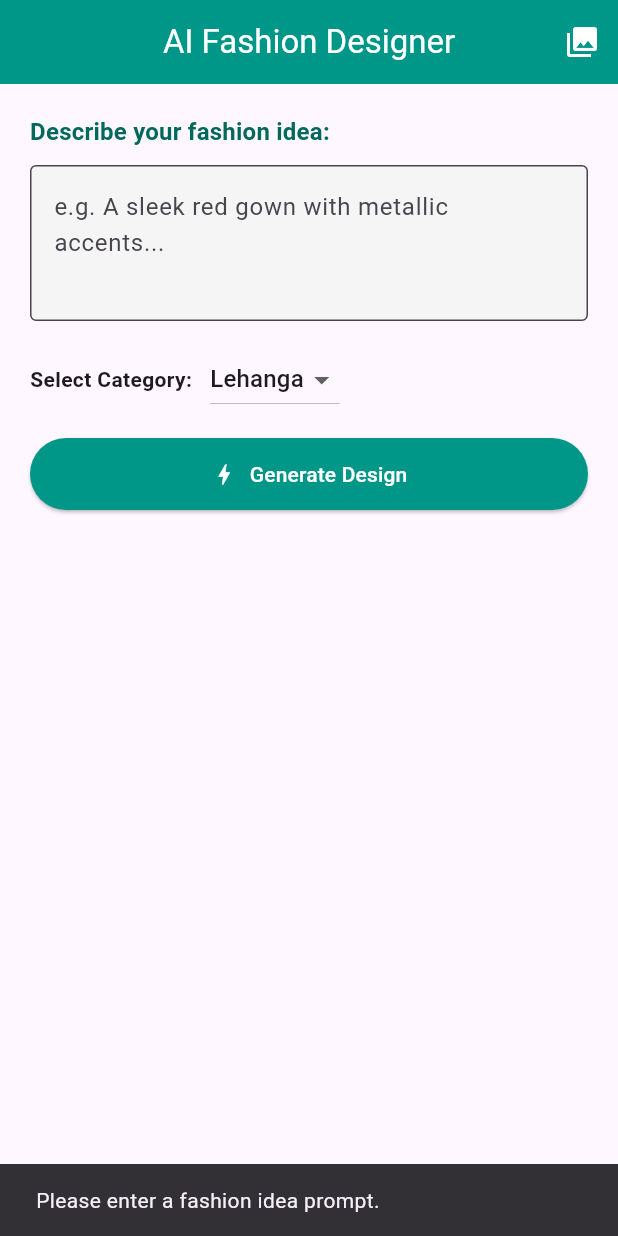
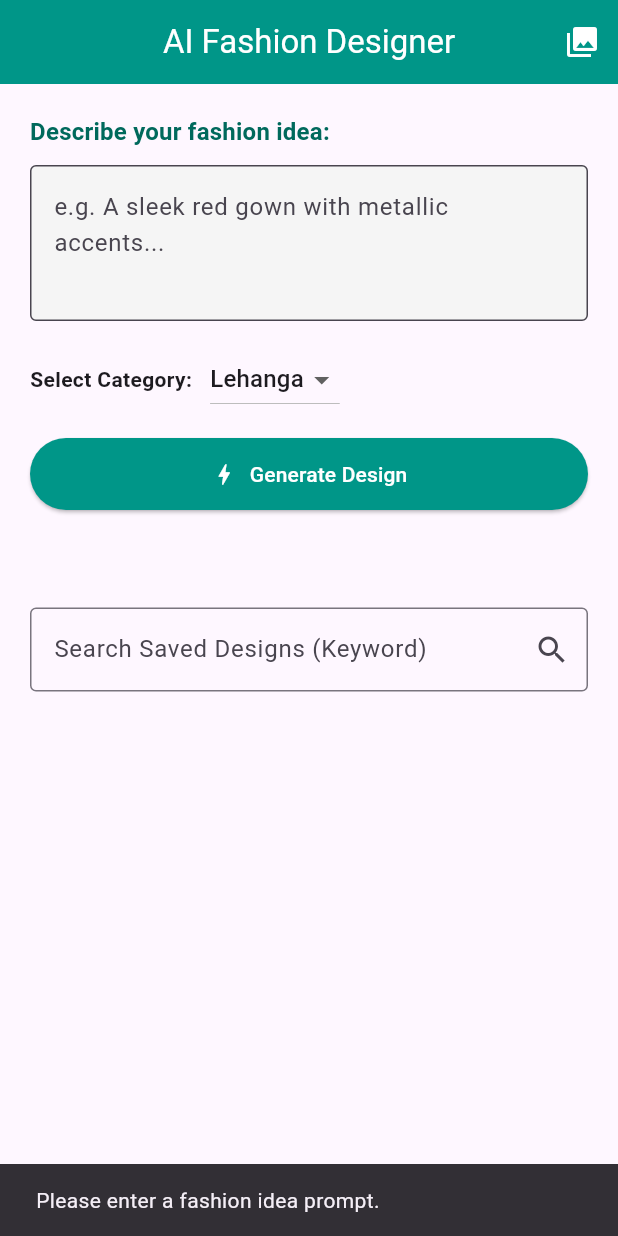
Before and after one commit to arshiyakhan-a11y/irproject, a Flutter app: the FashionDesignerScreen screen opened directly, after a tap on "Generate Design", on a phone screen of 412 x 824 dp. Run offline on Flutter 3.47's test engine with Material 3 defaults, Android fonts, the light colour scheme and no system bars; our stand-ins replace dash_chat_2, firebase_auth, firebase_core, intro_slider, share_plus, shared_preferences and 1 more; missing offline and left inert: chat_gpt_sdk, flutter_inappwebview; accounts and stored records are empty.

Commit message:
Update aifashiongenerator.dart

```diff
--- a/lib/aifashiongenerator.dart
+++ b/lib/aifashiongenerator.dart
@@ -20,10 +20,12 @@ class FashionDesignerScreen extends StatefulWidget {
 
 class _FashionDesignerScreenState extends State<FashionDesignerScreen> {
   final TextEditingController _promptController = TextEditingController();
+  final TextEditingController _searchController = TextEditingController();
   String? _generatedImageUrl;
   bool _loading = false;
+  List<Map<String, String>> _searchResults = [];
 
-  final String openAIKey = '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'; // Replace with your OpenAI key
+  final String openAIKey = '<YOUR_OPENAI_KEY>';
 
   final List<String> _categories = [
     'Lehanga',
@@ -34,6 +36,7 @@ class _FashionDesignerScreenState extends State<FashionDesignerScreen> {
   ];
   String _selectedCategory = 'Lehanga';
 
+  // ---------------- Generate AI Fashion Design ----------------
   Future<void> generateImage(String prompt) async {
     setState(() {
       _loading = true;
@@ -57,9 +60,8 @@ class _FashionDesignerScreenState extends State<FashionDesignerScreen> {
 
       if (response.statusCode == 200) {
         final data = jsonDecode(response.body);
-        final imageUrl = data['data'][0]['url'];
         setState(() {
-          _generatedImageUrl = imageUrl;
+          _generatedImageUrl = data['data'][0]['url'];
         });
       } else {
         throw Exception('Failed to generate image: ${response.body}');
@@ -84,9 +86,11 @@ class _FashionDesignerScreenState extends State<FashionDesignerScreen> {
     }
 
     final effectiveCategory =
-    _selectedCategory.toLowerCase() == 'informal' ? 'informal' : _selectedCategory.toLowerCase();
+        _selectedCategory.toLowerCase() == 'informal'
+            ? 'informal'
+            : _selectedCategory.toLowerCase();
     final prompt =
-        'Fashion outfit in $effectiveCategory style. $userPrompt. Focus only on fashion design and clothing. Exclude backgrounds like houses, flowers, or nature.';
+        'Fashion outfit in $effectiveCategory style. $userPrompt. Focus only on fashion design and clothing.';
 
     generateImage(prompt);
   }
@@ -97,6 +101,7 @@ class _FashionDesignerScreenState extends State<FashionDesignerScreen> {
     }
   }
 
+  // ---------------- Save Design (Data Mining: track saved items) ----------------
   Future<void> _onSavePressed() async {
     if (_generatedImageUrl == null) return;
 
@@ -106,6 +111,7 @@ class _FashionDesignerScreenState extends State<FashionDesignerScreen> {
     final newEntry = jsonEncode({
       'url': _generatedImageUrl,
       'category': _selectedCategory,
+      'prompt': _promptController.text.trim(),
     });
 
     if (!savedData.contains(newEntry)) {
@@ -124,6 +130,32 @@ class _FashionDesignerScreenState extends State<FashionDesignerScreen> {
       context,
       MaterialPageRoute(builder: (context) => const AIGalleryScreen()),
     );
+  }
+
+  // ---------------- IR Search in saved designs ----------------
+  Future<void> _searchDesigns(String query) async {
+    final prefs = await SharedPreferences.getInstance();
+    final savedData = prefs.getStringList('saved_images') ?? [];
+
+    List<Map<String, String>> results = [];
+
+    for (var entry in savedData) {
+      try {
+        final data = jsonDecode(entry);
+        final prompt = (data['prompt'] ?? '').toLowerCase();
+        if (prompt.contains(query.toLowerCase())) {
+          results.add({
+            'url': data['url'],
+            'category': data['category'] ?? 'Informal',
+            'prompt': data['prompt'] ?? ''
+          });
+        }
+      } catch (_) {}
+    }
+
+    setState(() {
+      _searchResults = results;
+    });
   }
 
   @override
@@ -151,6 +183,7 @@ class _FashionDesignerScreenState extends State<FashionDesignerScreen> {
         child: Column(
           crossAxisAlignment: CrossAxisAlignment.start,
           children: [
+            // ---------------- Prompt Input ----------------
             Text(
               'Describe your fashion idea:',
               style: Theme.of(context)
@@ -170,6 +203,8 @@ class _FashionDesignerScreenState extends State<FashionDesignerScreen> {
               ),
             ),
             const SizedBox(height: 15),
+
+            // ---------------- Category Selection ----------------
             Row(
               children: [
                 const Text(
@@ -196,6 +231,8 @@ class _FashionDesignerScreenState extends State<FashionDesignerScreen> {
               ],
             ),
             const SizedBox(height: 15),
+
+            // ---------------- Generate Button ----------------
             SizedBox(
               width: double.infinity,
               child: ElevatedButton.icon(
@@ -211,12 +248,16 @@ class _FashionDesignerScreenState extends State<FashionDesignerScreen> {
                 ),
               ),
             ),
-            const SizedBox(height: 25),
+
+            const SizedBox(height: 20),
+
+            // ---------------- Generated Image ----------------
             if (_generatedImageUrl != null)
               ClipRRect(
                 borderRadius: BorderRadius.circular(12),
                 child: Image.network(_generatedImageUrl!),
               ),
+
             if (_loading)
               const Center(
                 child: Padding(
@@ -224,7 +265,10 @@ class _FashionDesignerScreenState extends State<FashionDesignerScreen> {
                   child: CircularProgressIndicator(color: Colors.teal),
                 ),
               ),
+
             const SizedBox(height: 20),
+
+            // ---------------- Save / Share ----------------
             if (_generatedImageUrl != null)
               Row(
                 mainAxisAlignment: MainAxisAlignment.spaceEvenly,
@@ -247,6 +291,41 @@ class _FashionDesignerScreenState extends State<FashionDesignerScreen> {
                   ),
                 ],
               ),
+
+            const SizedBox(height: 25),
+
+            // ---------------- IR Search ----------------
+            TextField(
+              controller: _searchController,
+              decoration: InputDecoration(
+                labelText: 'Search Saved Designs (Keyword)',
+                suffixIcon: IconButton(
+                  icon: const Icon(Icons.search),
+                  onPressed: () {
+                    _searchDesigns(_searchController.text.trim());
+                  },
+                ),
+                border: const OutlineInputBorder(),
+              ),
+            ),
+
+            const SizedBox(height: 15),
+
+            // ---------------- Search Results ----------------
+            if (_searchResults.isNotEmpty)
+              Column(
+                crossAxisAlignment: CrossAxisAlignment.start,
+                children: _searchResults.map((res) {
+                  return Card(
+                    margin: const EdgeInsets.symmetric(vertical: 6),
+                    child: ListTile(
+                      title: Text(res['prompt'] ?? ''),
+                      subtitle: Text('Category: ${res['category']}'),
+                      leading: Image.network(res['url']!, width: 50, height: 50, fit: BoxFit.cover),
+                    ),
+                  );
+                }).toList(),
+              ),
           ],
         ),
       ),
@@ -254,6 +333,7 @@ class _FashionDesignerScreenState extends State<FashionDesignerScreen> {
   }
 }
 
+// ---------------- Gallery Screen ----------------
 class AIGalleryScreen extends StatefulWidget {
   const AIGalleryScreen({super.key});
 
```
Lines whose indentation alone changed are shown as unchanged.
